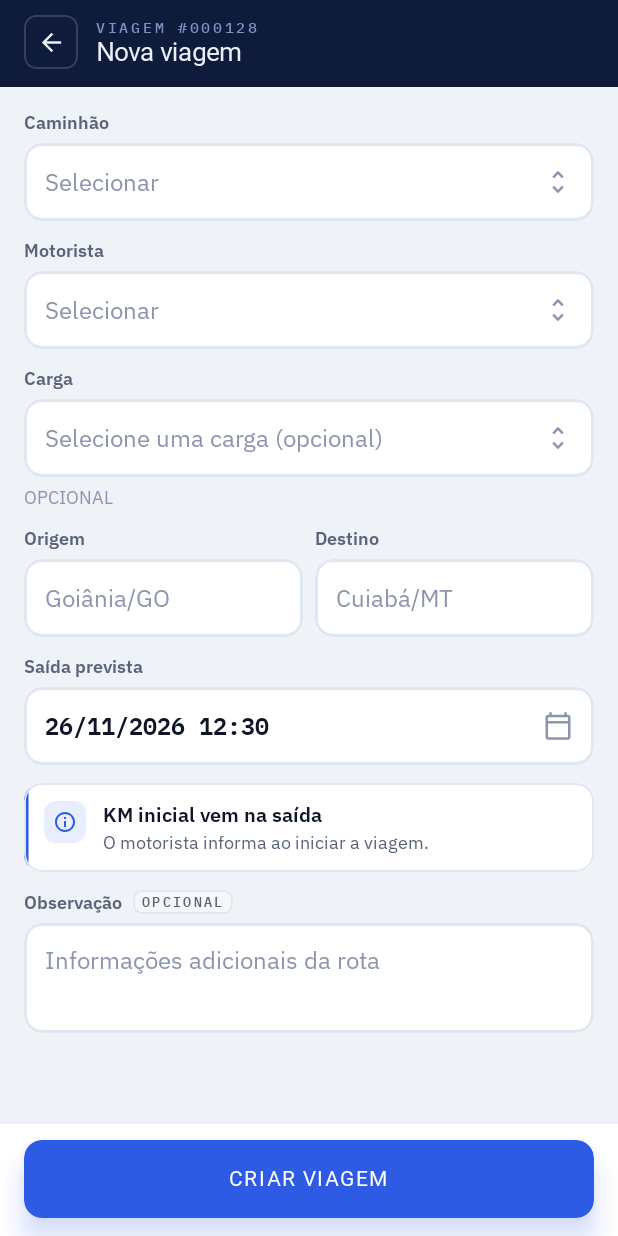
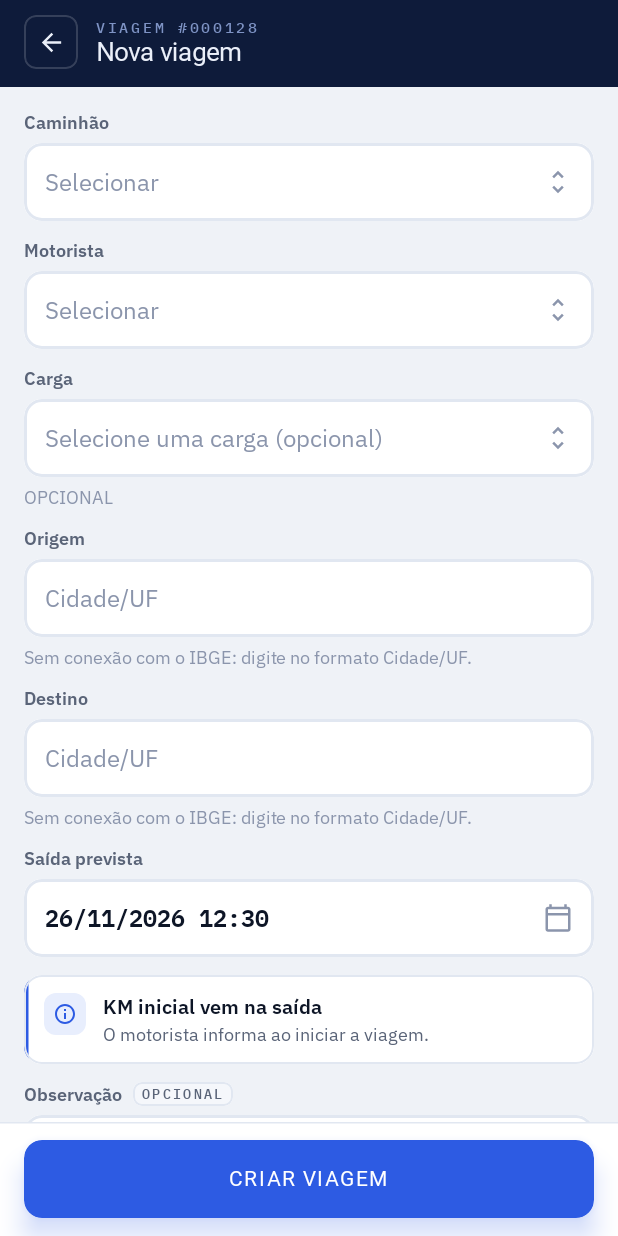
Before and after one commit to PedroVikk/EIXO, an Android app built with Jetpack Compose: the editar screen opened through its navigation route, on a phone screen of 412 x 824 dp. Run offline under Robolectric (Android 15) with nearby library versions, the phone set to English and light mode, and no system bars; our stand-ins replace Room's generated code; Roboto replaces fonts that are not available here.

Commit message:
Viagens: origem e destino com cidades da API do IBGE
- Retrofit + OkHttp buscam estados e cidades na API de localidades do IBGE
- Origem e destino viram seleção de UF e cidade, com busca sem acento
- Sem internet, o campo vira texto livre no formato Cidade/UF

```diff
--- /dev/null
+++ b/app/src/main/java/app/eixo/dados/remoto/Localidades.kt
@@ -0,0 +1,66 @@
+package app.eixo.dados.remoto
+
+import kotlinx.serialization.Serializable
+import kotlinx.serialization.json.Json
+import okhttp3.MediaType.Companion.toMediaType
+import okhttp3.OkHttpClient
+import okhttp3.logging.HttpLoggingInterceptor
+import retrofit2.Retrofit
+import retrofit2.converter.kotlinx.serialization.asConverterFactory
+import retrofit2.http.GET
+import retrofit2.http.Path
+import java.util.concurrent.ConcurrentHashMap
+import java.util.concurrent.TimeUnit
+
+/*
+ * Estados e cidades do Brasil, da API pública de localidades do IBGE (sem chave, sem conta).
+ * Documentação: https://servicodados.ibge.gov.br/api/docs/localidades
+ * Usada na origem e no destino da viagem.
+ */
+
+@Serializable
+data class Estado(val sigla: String, val nome: String)
+
+@Serializable
+data class Municipio(val nome: String)
+
+interface IbgeApi {
+    @GET("estados?orderBy=nome")
+    suspend fun estados(): List<Estado>
+
+    @GET("estados/{uf}/municipios?orderBy=nome")
+    suspend fun municipios(@Path("uf") uf: String): List<Municipio>
+}
+
+object Localidades {
+    private const val ENDERECO = "https://servicodados.ibge.gov.br/api/v1/localidades/"
+
+    // A resposta traz muito mais campo (região, microrregião...) do que o app usa.
+    private val json = Json { ignoreUnknownKeys = true }
+
+    private val cliente = OkHttpClient.Builder()
+        .connectTimeout(10, TimeUnit.SECONDS)
+        .readTimeout(15, TimeUnit.SECONDS)
+        // Mostra no Logcat cada requisição feita e o código da resposta.
+        .addInterceptor(HttpLoggingInterceptor().setLevel(HttpLoggingInterceptor.Level.BASIC))
+        .build()
+
+    private val api: IbgeApi = Retrofit.Builder()
+        .baseUrl(ENDERECO)
+        .client(cliente)
+        .addConverterFactory(json.asConverterFactory("application/json".toMediaType()))
+        .build()
+        .create(IbgeApi::class.java)
+
+    // A lista não muda durante o uso: busca uma vez e guarda.
+    private var estadosEmCache: List<Estado>? = null
+    private val municipiosEmCache = ConcurrentHashMap<String, List<String>>()
+
+    /** Estados por ordem alfabética do nome. Lança exceção se não houver rede. */
+    suspend fun estados(): List<Estado> =
+        estadosEmCache ?: api.estados().also { estadosEmCache = it }
+
+    /** Nomes das cidades da UF, em ordem alfabética. Lança exceção se não houver rede. */
+    suspend fun municipios(uf: String): List<String> =
+        municipiosEmCache[uf] ?: api.municipios(uf).map { it.nome }.also { municipiosEmCache[uf] = it }
+}
--- /dev/null
+++ b/app/src/main/java/app/eixo/ui/telas/viagens/CampoCidade.kt
@@ -0,0 +1,108 @@
+package app.eixo.ui.telas.viagens
+
+import androidx.compose.foundation.layout.Arrangement
+import androidx.compose.foundation.layout.Row
+import androidx.compose.foundation.layout.fillMaxWidth
+import androidx.compose.foundation.text.KeyboardOptions
+import androidx.compose.runtime.Composable
+import androidx.compose.runtime.getValue
+import androidx.compose.runtime.mutableStateOf
+import androidx.compose.runtime.produceState
+import androidx.compose.runtime.saveable.rememberSaveable
+import androidx.compose.runtime.setValue
+import androidx.compose.ui.Modifier
+import androidx.compose.ui.text.input.ImeAction
+import androidx.compose.ui.text.input.KeyboardCapitalization
+import app.eixo.dados.remoto.Estado
+import app.eixo.dados.remoto.Localidades
+import app.eixo.ui.componentes.EixoCampo
+import app.eixo.ui.componentes.EixoSeletor
+import app.eixo.ui.design.EixoEspaco
+import kotlinx.coroutines.CancellationException
+
+/*
+ * Cidade de origem ou destino da viagem, gravada no formato "Cidade/UF" (ex.: "Goiânia/GO").
+ * UF e cidade são escolhidas nas listas da API de localidades do IBGE (dados/remoto/Localidades).
+ * Sem internet, o campo vira texto livre no mesmo formato — o cadastro não fica travado.
+ */
+
+/** Só a cidade de "Goiânia/GO" → "Goiânia". Texto sem barra volta inteiro. */
+internal fun cidadeDe(valor: String): String = valor.substringBeforeLast('/').trim()
+
+private fun ufDe(valor: String): String? =
+    valor.substringAfterLast('/', "").trim().uppercase().takeIf { it.length == 2 }
+
+/** Executa a busca; devolve null se falhar (sem rede, API fora do ar). */
+private suspend fun <T> buscar(bloco: suspend () -> T): T? = try {
+    bloco()
+} catch (e: CancellationException) {
+    throw e
+} catch (e: Exception) {
+    null
+}
+
+@Composable
+internal fun CampoCidade(
+    rotulo: String,
+    valor: String,
+    aoMudar: (String) -> Unit,
+    erro: String?,
+    modifier: Modifier = Modifier,
+) {
+    val uf = ufDe(valor)
+    val cidade = cidadeDe(valor)
+    var semConexao by rememberSaveable { mutableStateOf(false) }
+
+    // null enquanto carrega.
+    val estados by produceState<List<Estado>?>(null) {
+        value = buscar { Localidades.estados() } ?: run { semConexao = true; null }
+    }
+    val cidades by produceState<List<String>?>(null, uf) {
+        value = null
+        if (uf != null) value = buscar { Localidades.municipios(uf) } ?: run { semConexao = true; null }
+    }
+
+    if (semConexao) {
+        EixoCampo(
+            valor = valor,
+            aoMudar = aoMudar,
+            rotulo = rotulo,
+            modifier = modifier,
+            placeholder = "Cidade/UF",
+            dica = "Sem conexão com o IBGE: digite no formato Cidade/UF.",
+            erro = erro,
+            teclado = KeyboardOptions(capitalization = KeyboardCapitalization.Words, imeAction = ImeAction.Next),
+        )
+        return
+    }
+
+    Row(modifier.fillMaxWidth(), horizontalArrangement = Arrangement.spacedBy(EixoEspaco.s2)) {
+        EixoSeletor(
+            rotulo = "UF",
+            opcoes = estados.orEmpty(),
+            selecionado = estados?.firstOrNull { it.sigla == uf },
+            // Trocar de UF limpa a cidade: ela pertence à UF anterior.
+            aoSelecionar = { novo -> if (novo.sigla != uf) aoMudar("/${novo.sigla}") },
+            textoDe = { it.sigla },
+            detalheDe = { it.nome },
+            placeholder = if (estados == null) "…" else "UF",
+            habilitado = estados != null,
+            modifier = Modifier.weight(1f),
+        )
+        EixoSeletor(
+            rotulo = rotulo,
+            opcoes = cidades.orEmpty(),
+            selecionado = cidade.ifBlank { null },
+            aoSelecionar = { aoMudar("$it/$uf") },
+            placeholder = when {
+                uf == null -> "Escolha a UF"
+                cidades == null -> "Carregando cidades…"
+                else -> "Selecionar"
+            },
+            habilitado = cidades != null,
+            buscavel = true,
+            erro = erro,
+            modifier = Modifier.weight(2.6f),
+        )
+    }
+}
--- a/app/src/main/java/app/eixo/ui/telas/viagens/ViagensTelas.kt
+++ b/app/src/main/java/app/eixo/ui/telas/viagens/ViagensTelas.kt
@@ -322,8 +322,8 @@ fun ViagemFormTela(viagemId: String?, aoVoltar: () -> Unit) {
             "Este motorista já está em outra viagem em andamento. Escolha outro."
         else -> null
     }
-    val erroOrigem = if (origem.isBlank()) "Informe a origem da viagem." else null
-    val erroDestino = if (destino.isBlank()) "Informe o destino da viagem." else null
+    val erroOrigem = if (cidadeDe(origem).isBlank()) "Escolha a cidade de origem." else null
+    val erroDestino = if (cidadeDe(destino).isBlank()) "Escolha a cidade de destino." else null
     val valido = listOf(erroCaminhao, erroMotorista, erroOrigem, erroDestino).all { it == null }
 
     fun salvar() {
@@ -407,29 +407,19 @@ fun ViagemFormTela(viagemId: String?, aoVoltar: () -> Unit) {
             dica = "OPCIONAL",
         )
 
-        Row(
-            modifier = Modifier.fillMaxWidth(),
-            horizontalArrangement = Arrangement.spacedBy(EixoEspaco.s2),
-        ) {
-            EixoCampo(
+        // UF e cidade vêm da API do IBGE; sem internet, viram texto livre "Cidade/UF".
+        CampoCidade(
+            rotulo = "Origem",
             valor = origem,
             aoMudar = { origem = it },
-                rotulo = "Origem",
-                placeholder = "Goiânia/GO",
-                modifier = Modifier.weight(1f),
             erro = if (tentouSalvar) erroOrigem else null,
-                teclado = KeyboardOptions(capitalization = KeyboardCapitalization.Words, imeAction = ImeAction.Next),
         )
-            EixoCampo(
+        CampoCidade(
+            rotulo = "Destino",
             valor = destino,
             aoMudar = { destino = it },
-                rotulo = "Destino",
-                placeholder = "Cuiabá/MT",
-                modifier = Modifier.weight(1f),
             erro = if (tentouSalvar) erroDestino else null,
-                teclado = KeyboardOptions(capitalization = KeyboardCapitalization.Words, imeAction = ImeAction.Next),
         )
-        }
 
         EixoCampoDataHora(
             rotulo = "Saída prevista",
```
Also changed, not shown: app/src/main/java/app/eixo/ui/componentes/Selecao.kt (+33 -2 lines). Lines whose indentation alone changed are shown as unchanged.
